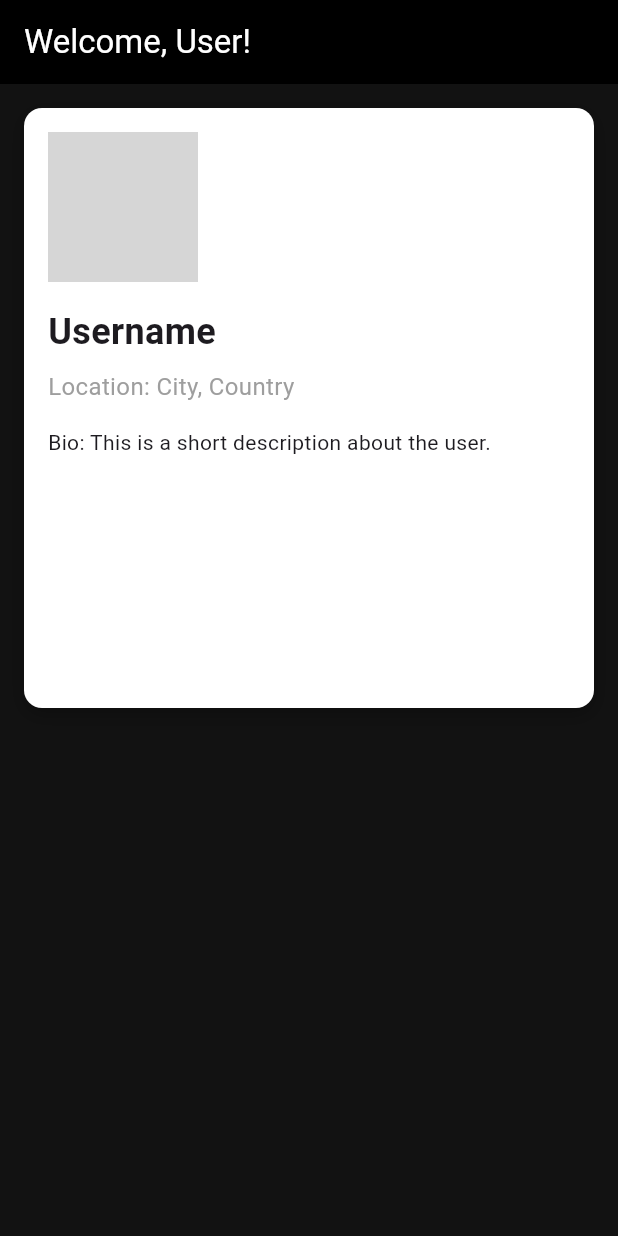
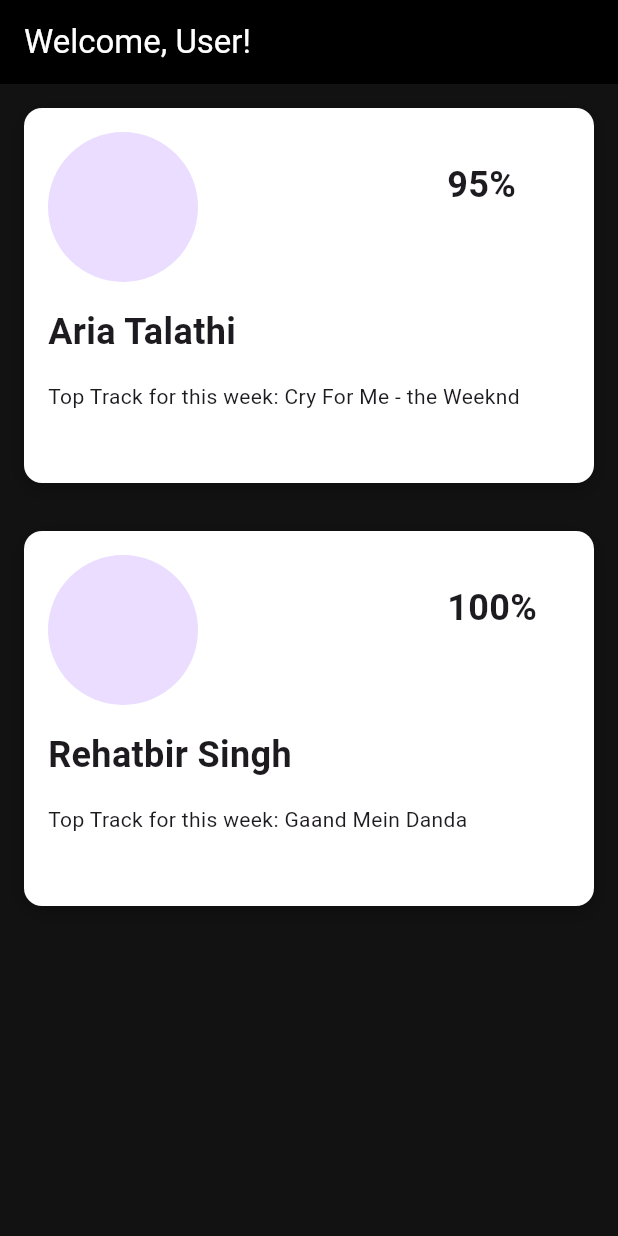
Before and after one commit to MysteryCoder456/maddata-2025, a Flutter app: the HomePage screen opened by its route, on a phone screen of 412 x 824 dp. Run offline on Flutter 3.47's test engine with Material 3 defaults, Android fonts, the phone set to English and light mode, and no system bars; our stand-ins replace go_router, supabase_flutter; accounts and stored records are empty; grey boxes are pictures that could not be loaded.

Commit message:
Home page + profile_widget

```diff
--- a/lib/home.dart
+++ b/lib/home.dart
@@ -1,4 +1,6 @@
 import 'package:flutter/material.dart';
+
+import 'user_card.dart';
 
 class HomePage extends StatelessWidget {
   const HomePage({super.key});
@@ -11,55 +13,19 @@ class HomePage extends StatelessWidget {
         title: Text("Welcome, User!", style: TextStyle(color: Colors.white)),
         backgroundColor: Colors.black,
       ),
-      body: Padding(
-        padding: const EdgeInsets.all(16.0),
-        child: Column(
-          children: [
-            // Profile Widget with extended height
-            Container(
-              padding: EdgeInsets.all(16.0),
-              decoration: BoxDecoration(
-                color: Colors.white,
-                borderRadius: BorderRadius.circular(12),
-                boxShadow: [
-                  BoxShadow(
-                    color: Colors.black26,
-                    offset: Offset(0, 4),
-                    blurRadius: 10,
-                  ),
-                ],
-              ),
-              width: double.infinity,
-              height: 400, // Increased height of the profile widget
-              child: Column(
-                crossAxisAlignment: CrossAxisAlignment.start,
-                children: [
-                  CircleAvatar(
-                    radius: 50,
-                    backgroundImage: NetworkImage(
-                      'https://www.example.com/profile_image.jpg',
-                    ),
-                  ),
-                  SizedBox(height: 16),
-                  Text(
-                    'Username',
-                    style: TextStyle(fontSize: 24, fontWeight: FontWeight.bold),
-                  ),
-                  SizedBox(height: 8),
-                  Text(
-                    'Location: City, Country',
-                    style: TextStyle(fontSize: 16, color: Colors.grey),
-                  ),
-                  SizedBox(height: 16),
-                  Text(
-                    'Bio: This is a short description about the user.',
-                    style: TextStyle(fontSize: 14),
-                  ),
-                ],
-              ),
-            ),
-          ],
-        ),
+      body: ListView(
+        children: [
+          UserCard(
+            username: "Aria Talathi",
+            topTrack: "Cry For Me - the Weeknd",
+            matchPercent: "95%",
+          ),
+          UserCard(
+            username: "Rehatbir Singh",
+            topTrack: "Gaand Mein Danda",
+            matchPercent: "100%",
+          ),
+        ],
       ),
     );
   }
--- a/lib/main.dart
+++ b/lib/main.dart
@@ -104,14 +104,7 @@ class _LoginPageState extends State<LoginPage>
                     style: TextStyle(
                       fontSize: 36,
                       fontWeight: FontWeight.bold,
-                      color: Colors.white,
-                      shadows: [
-                        Shadow(
-                          color: const Color.fromARGB(255, 85, 222, 156),
-                          blurRadius: 20,
-                        ),
-                        Shadow(color: Colors.cyan, blurRadius: 10),
-                      ],
+                      color: Colors.white
                     ),
                   ),
                 ),
@@ -124,13 +117,6 @@ class _LoginPageState extends State<LoginPage>
                       fontSize: 18,
                       fontWeight: FontWeight.bold,
                       color: Colors.white, // Fixed color
-                      shadows: [
-                        Shadow(
-                          color: const Color.fromARGB(255, 85, 222, 156),
-                          blurRadius: 20,
-                        ),
-                        Shadow(color: Colors.cyan, blurRadius: 10),
-                      ],
                     ),
                   ),
                 ),
@@ -168,7 +154,7 @@ class TransverseWavePainter extends CustomPainter {
     // Green path paint (for the outer wave)
     Paint paint =
         Paint()
-          ..color = const Color.fromARGB(255, 28, 255, 62).withOpacity(0.9)
+          ..color = const Color.fromARGB(255, 94, 148, 255).withOpacity(0.9)
           ..style = PaintingStyle.stroke
           ..strokeWidth = 7
           ..maskFilter = MaskFilter.blur(BlurStyle.outer, 10);
@@ -178,7 +164,7 @@ class TransverseWavePainter extends CustomPainter {
         Paint()
           ..color = Colors.white
           ..style = PaintingStyle.stroke
-          ..strokeWidth = 5;
+          ..strokeWidth = 4;
 
     Path path = Path();
     double amplitude = 45;
--- /dev/null
+++ b/lib/user_card.dart
@@ -0,0 +1,73 @@
+import 'package:flutter/material.dart';
+
+class UserCard extends StatelessWidget {
+  final String username;
+
+  final String topTrack;
+
+  final String matchPercent;
+
+  const UserCard({super.key, required this.username, required this.topTrack, required this.matchPercent});
+
+  @override
+  Widget build(BuildContext context) {
+    return Padding(
+        padding: const EdgeInsets.all(16.0),
+        child: Column(
+          children: [
+            // Profile Widget with extended height
+            Container(
+              padding: EdgeInsets.all(16.0),
+              decoration: BoxDecoration(
+                color: Colors.white,
+                borderRadius: BorderRadius.circular(12),
+                boxShadow: [
+                  BoxShadow(
+                    color: Colors.black26,
+                    offset: Offset(0, 4),
+                    blurRadius: 10,
+                  ),
+                ],
+              ),
+              width: double.infinity,
+              height: 250, // Increased height of the profile widget
+
+              child: Column(
+                crossAxisAlignment: CrossAxisAlignment.start,
+                children: [
+                  Row(
+                    children: [
+                      CircleAvatar(
+                        radius: 50
+                      ),
+                      SizedBox(width: 16), // Space between profile picture and text
+                      Padding(
+                        padding: const EdgeInsets.only(left: 150, bottom: 30),
+                        child: Text(
+                          matchPercent,
+                          style: TextStyle(
+                              fontSize: 24, fontWeight: FontWeight.bold),
+                        ))
+
+                    ],
+                  ),
+                  SizedBox(height: 16),
+                  Text(
+                    username,
+                    style: TextStyle(fontSize: 24, fontWeight: FontWeight.bold),
+                    textAlign: TextAlign.left, // Center the username text
+                  ),
+                  SizedBox(height: 16),
+                  Text(
+                    "Top Track for this week: " + topTrack,
+                    style: TextStyle(fontSize: 14),
+                    textAlign: TextAlign.left, // Center the bio text
+                  ),
+                ],
+              ),
+            ),
+          ],
+        ),
+    );
+  }
+}
```
